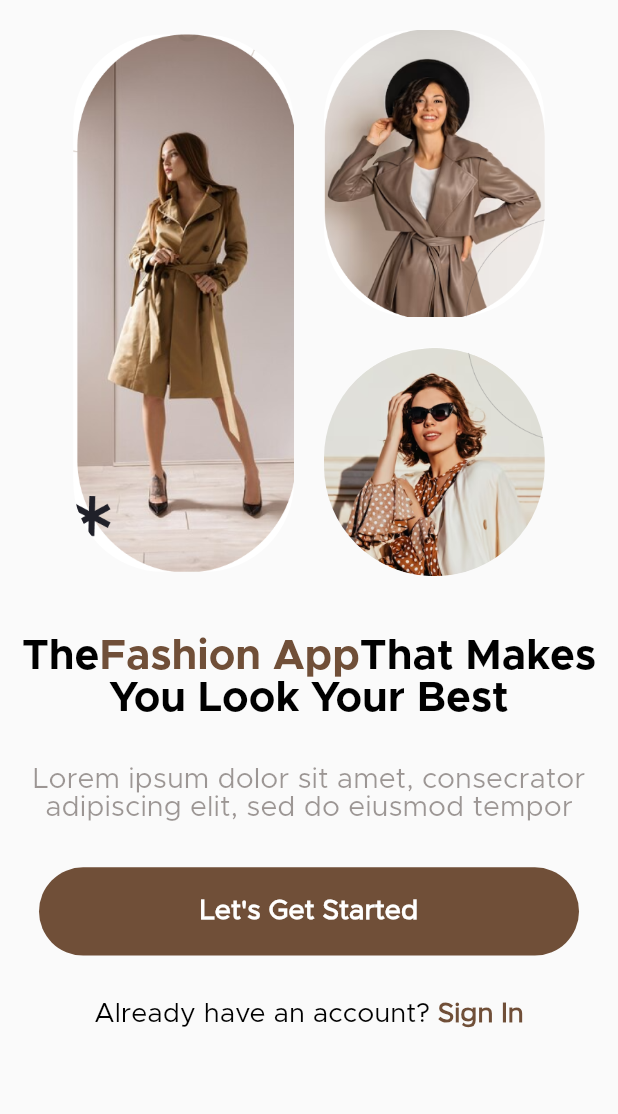
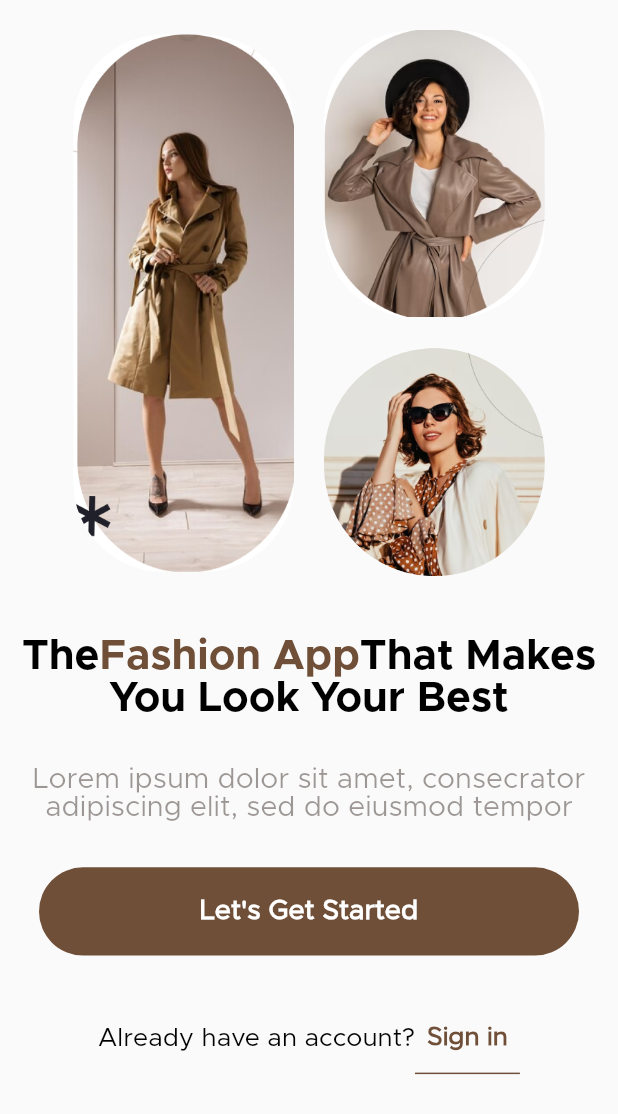
Before and after one commit to MrNIMA87/ClothingShop, a Flutter app: the screen it shows after launch, on a phone screen of 412 x 824 dp. Shown: the top 1114 px of the screen. Run offline on Flutter 3.47's test engine with Material 2 defaults, Android fonts, the phone set to English and light mode, and no system bars; our stand-ins replace flutter_svg, get.

Commit message:
fixed welcome screen

```diff
--- a/lib/main.dart
+++ b/lib/main.dart
@@ -1,7 +1,5 @@
 import 'package:clothing_shop/theme/colors/my_colors.dart';
 import 'package:clothing_shop/theme/themes.dart';
-import 'package:clothing_shop/view/screens/main_screen.dart';
-import 'package:clothing_shop/view/screens/splash_screen.dart';
 import 'package:clothing_shop/view/screens/welcome_screen.dart';
 import 'package:flutter/material.dart';
 import 'package:flutter/services.dart';
--- a/lib/theme/textStyle/welcome_style.dart
+++ b/lib/theme/textStyle/welcome_style.dart
@@ -29,13 +29,13 @@ class WelcomeStyle {
   static const TextStyle infoSignIn = TextStyle(
     color: Colors.black,
     fontFamily: 'Avenir_Regular',
-    fontSize: 18,
+    fontSize: 17,
     fontWeight: FontWeight.w500,
   );
   static const TextStyle signIn = TextStyle(
     color: MyColors.primaryColor,
     fontFamily: 'Avenir_Regular',
-    fontSize: 18,
-    fontWeight: FontWeight.w600,
+    fontSize: 17,
+    fontWeight: FontWeight.w700,
   );
 }
--- /dev/null
+++ b/lib/view/screens/sign_in.dart
@@ -0,0 +1,10 @@
+import 'package:flutter/material.dart';
+
+class SignIn extends StatelessWidget {
+  const SignIn({super.key});
+
+  @override
+  Widget build(BuildContext context) {
+    return Container();
+  }
+}
--- a/lib/view/screens/welcome_screen.dart
+++ b/lib/view/screens/welcome_screen.dart
@@ -3,6 +3,7 @@ import 'package:clothing_shop/constant/my_strings.dart';
 import 'package:clothing_shop/gen/assets.gen.dart';
 import 'package:clothing_shop/theme/colors/my_colors.dart';
 import 'package:clothing_shop/theme/textStyle/welcome_style.dart';
+import 'package:clothing_shop/view/screens/sign_in.dart';
 import 'package:flutter/material.dart';
 import 'package:get/get.dart';
 
@@ -133,16 +134,33 @@ class WelcomeScreen extends StatelessWidget {
                 ),
               ),
               const SizedBox(height: Dimens.bodyMargin),
-              RichText(
-                text: const TextSpan(
-                    text: MyStrings.signIn,
+              Row(
+                mainAxisAlignment: MainAxisAlignment.center,
+                children: [
+                  const Text(
+                    MyStrings.signIn,
                     style: WelcomeStyle.infoSignIn,
-                    children: [
-                      TextSpan(
-                        text: ' Sign In',
+                    textAlign: TextAlign.center,
+                  ),
+                  Container(
+                    decoration: BoxDecoration(
+                      border: Border(
+                        bottom: BorderSide(
+                       color: MyColors.primaryColor,
+
+                      )
+                      )
+                    ),
+                    child: TextButton(
+                      onPressed: () => Get.to(() =>const SignIn()),
+                      child: const Text(
+                        'Sign in',
                         style: WelcomeStyle.signIn,
+                        textAlign: TextAlign.center,
                       ),
-                    ]),
+                    ),
+                  ),
+                ],
               )
             ],
           ),
```
